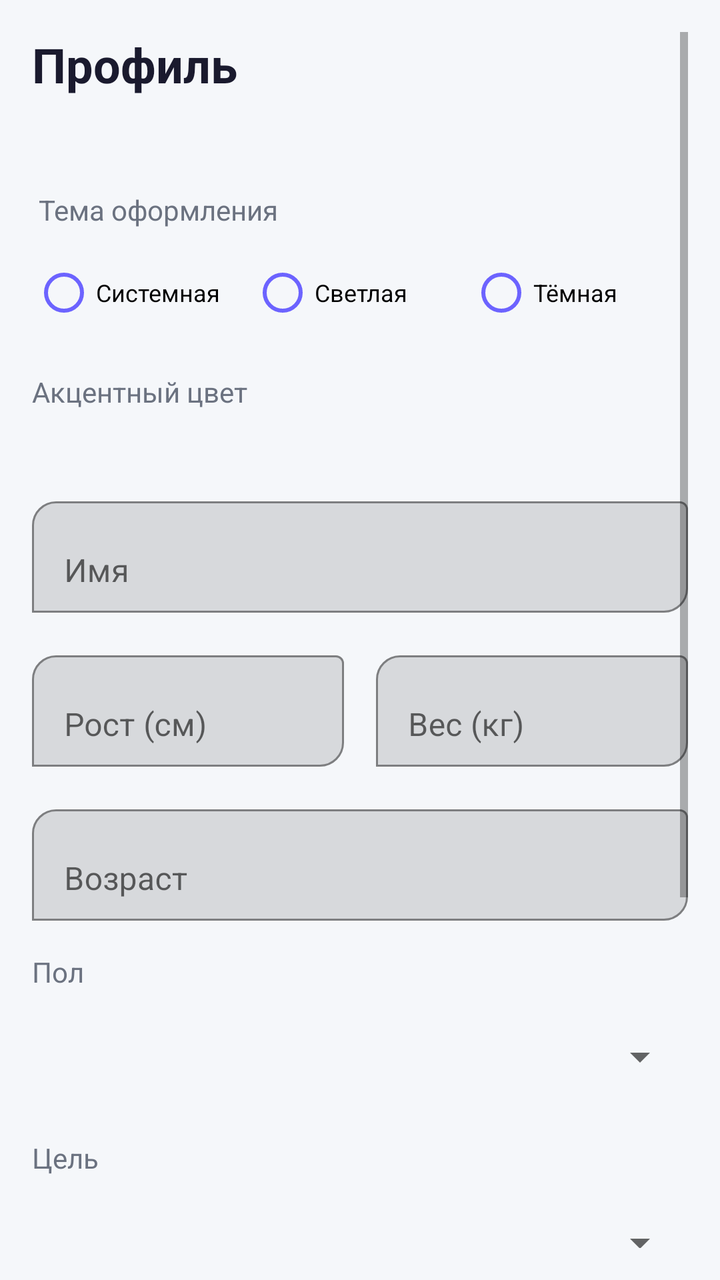
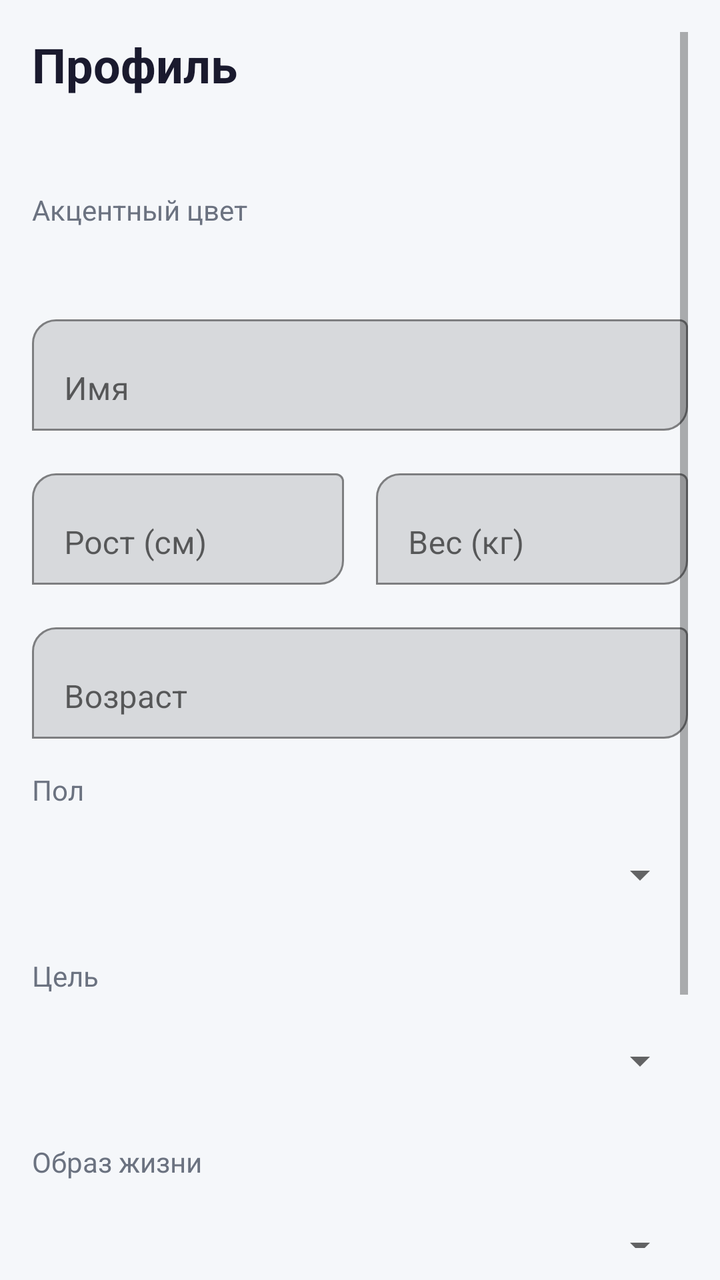

An Android layout rendered at two revisions. The XML below is the earlier revision; the diff shows what the commit changed to produce the second picture.
<!-- AndroidManifest.xml: application theme Theme.CalorieCounter -->
<!-- res/layout/activity_profile.xml -->
<?xml version="1.0" encoding="utf-8"?>
<ScrollView xmlns:android="http://schemas.android.com/apk/res/android"
    xmlns:app="http://schemas.android.com/apk/res-auto"
    android:layout_width="match_parent"
    android:layout_height="match_parent"
    android:background="@color/bg_primary"
    android:padding="16dp"
    android:fillViewport="true">

    <LinearLayout
        android:layout_width="match_parent"
        android:layout_height="wrap_content"
        android:orientation="vertical">

        <TextView
            android:text="Профиль"
            android:textSize="24sp"
            android:textStyle="bold"
            android:textColor="@color/text_primary"
            android:layout_marginBottom="8dp"
            android:layout_width="wrap_content"
            android:layout_height="wrap_content" />

        <TextView
            android:id="@+id/tvEmail"
            android:textSize="14sp"
            android:textColor="@color/text_secondary"
            android:layout_marginBottom="20dp"
            android:layout_width="wrap_content"
            android:layout_height="wrap_content" />

        <TextView
            android:text=" Тема оформления"
            android:textSize="14sp"
            android:textColor="@color/text_secondary"
            android:layout_marginBottom="8dp"
            android:layout_width="wrap_content"
            android:layout_height="wrap_content" />

        <RadioGroup
            android:id="@+id/rgTheme"
            android:layout_width="match_parent"
            android:layout_height="wrap_content"
            android:orientation="horizontal"
            android:layout_marginBottom="16dp">

            <RadioButton
                android:id="@+id/rbSystem"
                android:layout_width="0dp"
                android:layout_weight="1"
                android:layout_height="wrap_content"
                android:text="Системная"
                android:buttonTint="@color/primary"
                android:textSize="12sp" />

            <RadioButton
                android:id="@+id/rbLight"
                android:layout_width="0dp"
                android:layout_weight="1"
                android:layout_height="wrap_content"
                android:text="Светлая"
                android:buttonTint="@color/primary"
                android:textSize="12sp" />

            <RadioButton
                android:id="@+id/rbDark"
                android:layout_width="0dp"
                android:layout_weight="1"
                android:layout_height="wrap_content"
                android:text="Тёмная"
                android:buttonTint="@color/primary"
                android:textSize="12sp" />
        </RadioGroup>

        <TextView
            android:text="Акцентный цвет"
            android:textSize="14sp"
            android:textColor="@color/text_secondary"
            android:layout_marginBottom="8dp"
            android:layout_width="wrap_content"
            android:layout_height="wrap_content" />

        <LinearLayout
            android:id="@+id/llAccentColors"
            android:layout_width="match_parent"
            android:layout_height="wrap_content"
            android:orientation="horizontal"
            android:gravity="center"
            android:layout_marginBottom="32dp" />

        <com.google.android.material.textfield.TextInputLayout
            android:layout_width="match_parent"
            android:layout_height="wrap_content"
            android:layout_marginBottom="16dp"
            app:boxBackgroundMode="outline"
            app:boxCornerRadiusTopStart="12dp"
            app:boxCornerRadiusBottomEnd="12dp"
            android:hint="Имя">

            <com.google.android.material.textfield.TextInputEditText
                android:id="@+id/etName"
                android:layout_width="match_parent"
                android:layout_height="wrap_content"
                android:inputType="textPersonName" />
        </com.google.android.material.textfield.TextInputLayout>

        <LinearLayout
            android:layout_width="match_parent"
            android:layout_height="wrap_content"
            android:orientation="horizontal"
            android:layout_marginBottom="16dp">

            <com.google.android.material.textfield.TextInputLayout
                android:layout_width="0dp"
                android:layout_height="wrap_content"
                android:layout_weight="1"
                android:layout_marginEnd="8dp"
                app:boxBackgroundMode="outline"
                app:boxCornerRadiusTopStart="12dp"
                app:boxCornerRadiusBottomEnd="12dp"
                android:hint="Рост (см)">

                <com.google.android.material.textfield.TextInputEditText
                    android:id="@+id/etHeight"
                    android:layout_width="match_parent"
                    android:layout_height="wrap_content"
                    android:inputType="number" />
            </com.google.android.material.textfield.TextInputLayout>

            <com.google.android.material.textfield.TextInputLayout
                android:layout_width="0dp"
                android:layout_height="wrap_content"
                android:layout_weight="1"
                android:layout_marginStart="8dp"
                app:boxBackgroundMode="outline"
                app:boxCornerRadiusTopStart="12dp"
                app:boxCornerRadiusBottomEnd="12dp"
                android:hint="Вес (кг)">

                <com.google.android.material.textfield.TextInputEditText
                    android:id="@+id/etWeight"
                    android:layout_width="match_parent"
                    android:layout_height="wrap_content"
                    android:inputType="number" />
            </com.google.android.material.textfield.TextInputLayout>
        </LinearLayout>

        <com.google.android.material.textfield.TextInputLayout
            android:layout_width="match_parent"
            android:layout_height="wrap_content"
            android:layout_marginBottom="16dp"
            app:boxBackgroundMode="outline"
            app:boxCornerRadiusTopStart="12dp"
            app:boxCornerRadiusBottomEnd="12dp"
            android:hint="Возраст">

            <com.google.android.material.textfield.TextInputEditText
                android:id="@+id/etAge"
                android:layout_width="match_parent"
                android:layout_height="wrap_content"
                android:inputType="number" />
        </com.google.android.material.textfield.TextInputLayout>

        <TextView
            android:text="Пол"
            android:textSize="14sp"
            android:textColor="@color/text_secondary"
            android:layout_marginBottom="8dp"
            android:layout_width="wrap_content"
            android:layout_height="wrap_content" />

        <Spinner
            android:id="@+id/spinnerGender"
            android:layout_width="match_parent"
            android:layout_height="50dp"
            android:layout_marginBottom="16dp" />

        <TextView
            android:text="Цель"
            android:textSize="14sp"
            android:textColor="@color/text_secondary"
            android:layout_marginBottom="8dp"
            android:layout_width="wrap_content"
            android:layout_height="wrap_content" />

        <Spinner
            android:id="@+id/spinnerGoal"
            android:layout_width="match_parent"
            android:layout_height="50dp"
            android:layout_marginBottom="16dp" />

        <TextView
            android:text="Образ жизни"
            android:textSize="14sp"
            android:textColor="@color/text_secondary"
            android:layout_marginBottom="8dp"
            android:layout_width="wrap_content"
            android:layout_height="wrap_content" />

        <Spinner
            android:id="@+id/spinnerLifestyle"
            android:layout_width="match_parent"
            android:layout_height="50dp"
            android:layout_marginBottom="32dp" />

        <com.google.android.material.button.MaterialButton
            android:id="@+id/btnSave"
            android:layout_width="match_parent"
            android:layout_height="56dp"
            android:text="Сохранить изменения"
            app:cornerRadius="16dp"
            android:backgroundTint="@color/primary"
            android:layout_marginBottom="16dp" />

        <com.google.android.material.button.MaterialButton
            android:id="@+id/btnLogout"
            android:layout_width="match_parent"
            android:layout_height="56dp"
            android:text="Выйти из аккаунта"
            android:textColor="#FFFFFFFF"
            app:cornerRadius="16dp"
            android:backgroundTint="#FFB71C1C"
            style="@style/Widget.MaterialComponents.Button" />

        <ProgressBar
            android:id="@+id/progressBar"
            android:layout_width="wrap_content"
            android:layout_height="wrap_content"
            android:layout_gravity="center"
            android:visibility="gone"
            android:layout_marginTop="16dp" />
    </LinearLayout>
</ScrollView>
<!-- resources referenced by this layout -->
<resources>
  <color name="bg_primary">#F5F7FA</color>
  <color name="primary">#6C63FF</color>
  <color name="text_primary">#1A1A2E</color>
  <color name="text_secondary">#6B7280</color>
  <style name="Theme.CalorieCounter" parent="Theme.MaterialComponents.Light.NoActionBar">
          <item name="colorPrimary">@color/primary</item>
          <item name="colorPrimaryDark">@color/primary_dark</item>
          <item name="colorAccent">@color/accent</item>
          <item name="android:statusBarColor">@color/primary</item>
          <item name="android:windowLightStatusBar">false</item>
      </style>
  <color name="primary_dark">#5A52D5</color>
  <color name="accent">#00C9A7</color>
</resources>

<!-- the commit's change to res/layout/activity_profile.xml (unified diff, before → after) -->
@@ -29,48 +29,6 @@
             android:layout_width="wrap_content"
             android:layout_height="wrap_content" />
 
-        <TextView
-            android:text=" Тема оформления"
-            android:textSize="14sp"
-            android:textColor="@color/text_secondary"
-            android:layout_marginBottom="8dp"
-            android:layout_width="wrap_content"
-            android:layout_height="wrap_content" />
-
-        <RadioGroup
-            android:id="@+id/rgTheme"
-            android:layout_width="match_parent"
-            android:layout_height="wrap_content"
-            android:orientation="horizontal"
-            android:layout_marginBottom="16dp">
-
-            <RadioButton
-                android:id="@+id/rbSystem"
-                android:layout_width="0dp"
-                android:layout_weight="1"
-                android:layout_height="wrap_content"
-                android:text="Системная"
-                android:buttonTint="@color/primary"
-                android:textSize="12sp" />
-
-            <RadioButton
-                android:id="@+id/rbLight"
-                android:layout_width="0dp"
-                android:layout_weight="1"
-                android:layout_height="wrap_content"
-                android:text="Светлая"
-                android:buttonTint="@color/primary"
-                android:textSize="12sp" />
-
-            <RadioButton
-                android:id="@+id/rbDark"
-                android:layout_width="0dp"
-                android:layout_weight="1"
-                android:layout_height="wrap_content"
-                android:text="Тёмная"
-                android:buttonTint="@color/primary"
-                android:textSize="12sp" />
-        </RadioGroup>
 
         <TextView
             android:text="Акцентный цвет"
